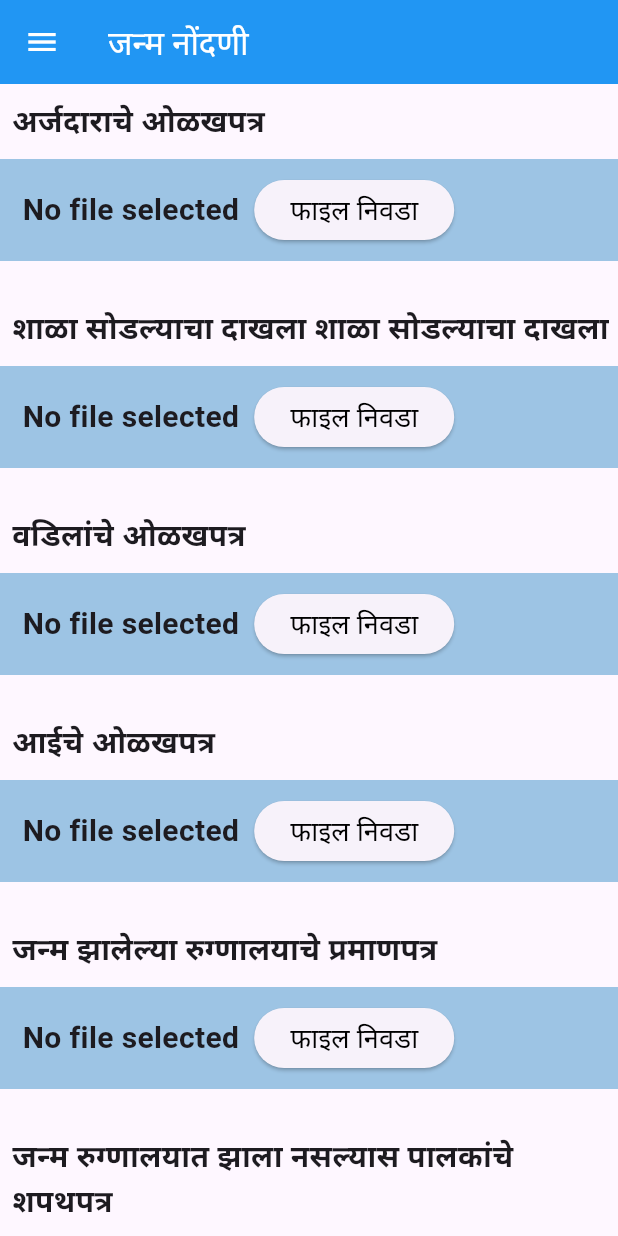
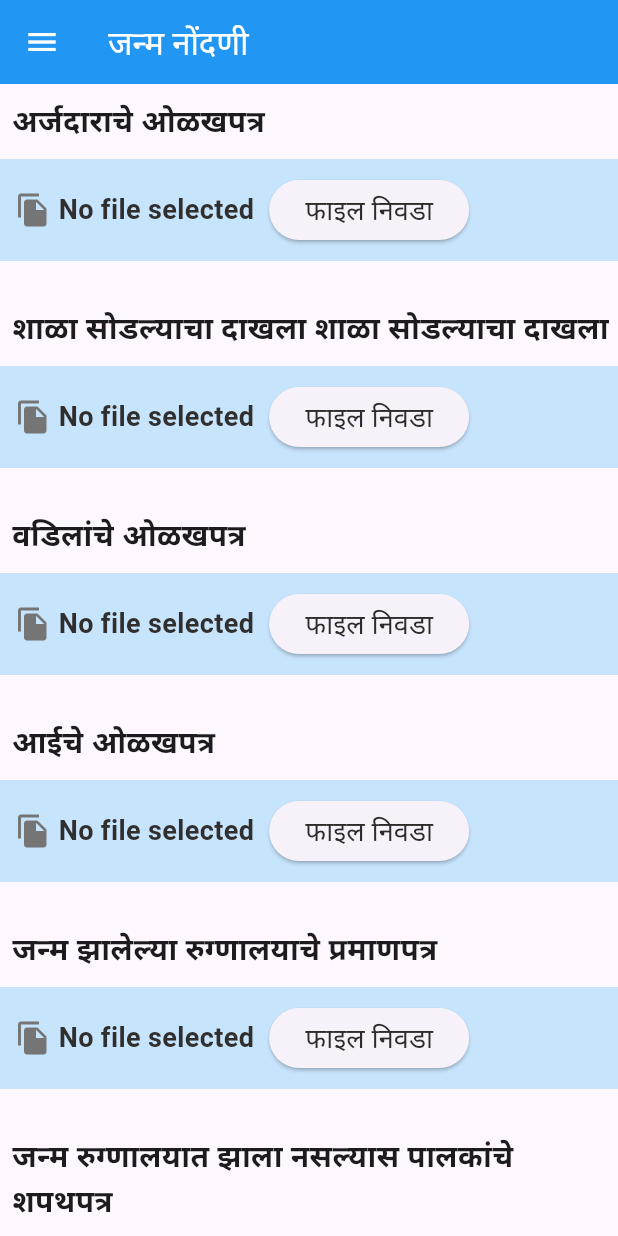
Before and after one commit to Siddhi-Nikam/Digital_Panchayat_Flutter_App, a Flutter app: the RegiBirth screen opened directly with empty values, on a phone screen of 412 x 824 dp. Run offline on Flutter 3.47's test engine with Material 3 defaults, Android fonts, the phone set to English and light mode, and no system bars; our stand-ins replace file_picker, image_picker, jwt_decoder, mask_text_input_formatter, shared_preferences; missing offline and left inert: razorpay_flutter; accounts and stored records are empty.

Commit message:
icon addition

```diff
--- a/lib/reusable component/file_picking.dart
+++ b/lib/reusable component/file_picking.dart
@@ -18,18 +18,24 @@ class FilePickerRow extends StatelessWidget {
         width: double.infinity,
         padding: EdgeInsets.all(10),
         decoration:
-            BoxDecoration(color: const Color.fromARGB(255, 157, 196, 228)),
+            BoxDecoration(color: const Color.fromARGB(255, 199, 228, 253)),
         child: SingleChildScrollView(
           scrollDirection: Axis.horizontal,
           child: Row(
             mainAxisAlignment: MainAxisAlignment.spaceBetween,
             children: [
+              Icon(
+                Icons.file_copy,
+                color: Colors.grey.shade600,
+              ),
               Padding(
                 padding: const EdgeInsets.only(left: 5),
                 child: Text(
                   fileName,
                   style: const TextStyle(
-                      fontSize: 20, fontWeight: FontWeight.bold),
+                      fontSize: 18,
+                      fontWeight: FontWeight.bold,
+                      color: Color.fromARGB(255, 49, 46, 46)),
                   textAlign: TextAlign.center,
                 ),
               ),
@@ -40,7 +46,8 @@ class FilePickerRow extends StatelessWidget {
                   onPressed: onPickFile,
                   child: const Text(
                     "फाइल निवडा",
-                    style: TextStyle(fontSize: 18, color: Colors.black),
+                    style: TextStyle(
+                        fontSize: 18, color: Color.fromARGB(255, 46, 43, 43)),
                   ),
                 ),
               ),
```
